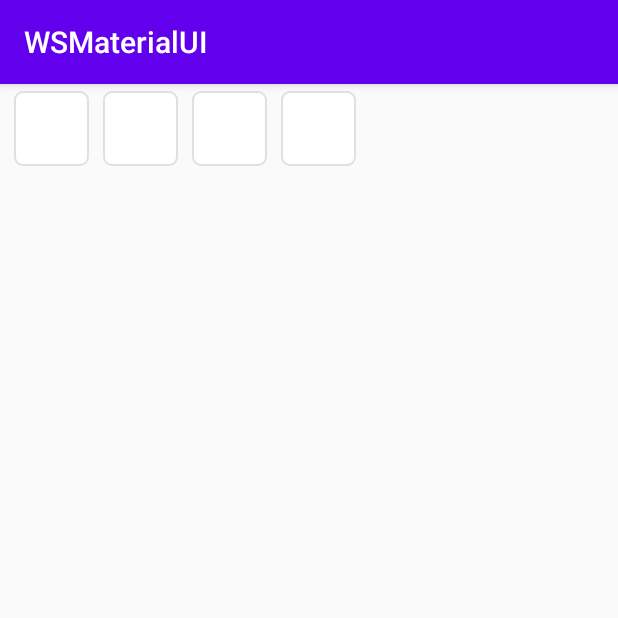
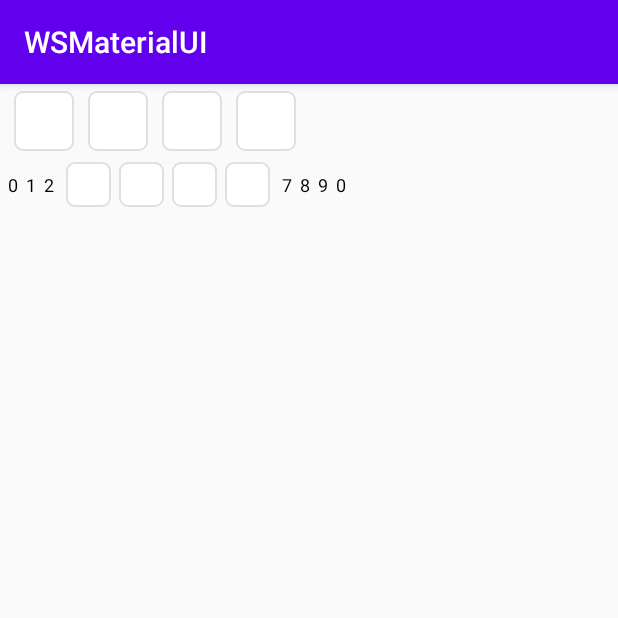
Before and after one commit to WeiShuaiDev/InputBoxView, an Android app: the screen it shows after launch (MainActivity), on a phone screen of 412 x 824 dp, the top half of it. Run offline under Robolectric (Android 15) with nearby library versions, the phone set to English and light mode, and no system bars.

Commit message:
优化手机号码输入

```diff
--- a/app/src/main/java/com/linwei/wsmaterialui/MainActivity.kt
+++ b/app/src/main/java/com/linwei/wsmaterialui/MainActivity.kt
@@ -5,6 +5,7 @@ import android.os.Bundle
 import android.view.View
 import android.widget.LinearLayout
 import com.linwei.inputboxview.enum.InputDataType
+import com.linwei.inputboxview.listener.OnInputDataStateListener
 import com.linwei.inputboxview.widget.InputBoxView
 import com.linwei.inputboxview.widget.TelephoneNumberView
 import kotlinx.android.synthetic.main.activity_main.*
@@ -15,6 +16,12 @@ class MainActivity : AppCompatActivity() {
         super.onCreate(savedInstanceState)
         setContentView(R.layout.activity_main)
 
+        mTNumberView.setTelephoneNumber("01234567890")
+        mTNumberView.setOnInputDataStateListener(object : OnInputDataStateListener {
+            override fun onInputState(isProper: Boolean) {
+                System.out.println("isProper" + isProper)
+            }
+        })
 
     }
 
@@ -35,6 +42,7 @@ class MainActivity : AppCompatActivity() {
             .setInputBoxType(InputDataType.NUMBER)
             .setInputBoxCursorVisible(true)
             .setInputBoxBackground(R.drawable.select_input_box_line_bg)
+            .setInputBoxTextColorId(R.color.colorInputBoxTextColor)
             .setInputBoxSpacing(30)
             .setInputBoxNumber(4)
             .setInputBoxWidth(120)
--- a/app/src/main/res/layout/activity_main.xml
+++ b/app/src/main/res/layout/activity_main.xml
@@ -17,25 +17,24 @@
         app:input_box_number="4"
         app:input_box_spacing="10dp"
         app:input_box_text_color="@color/colorInputBoxTextColor"
-        app:input_box_text_size="13sp"
+        app:input_box_text_size="8sp"
         app:input_box_type="number"
-        app:input_box_width="50dp" />
-
+        app:input_box_width="40dp" />
 
     <com.linwei.inputboxview.widget.TelephoneNumberView
-        android:layout_width="wrap_content"
+        android:id="@+id/mTNumberView"
+        android:layout_width="match_parent"
         android:layout_height="wrap_content"
-        android:gravity="center_horizontal"
         app:telephone_number_input_box_backgroud="@drawable/select_input_box_rim_bg"
         app:telephone_number_input_box_cursor_type="@drawable/shape_input_box_cursor"
         app:telephone_number_input_box_cursor_visible="false"
         app:telephone_number_input_box_end_index="7"
-        app:telephone_number_input_box_start_index="4"
+        app:telephone_number_input_box_start_index="3"
         app:telephone_number_input_box_text_color="@color/colorInputBoxTextColor"
-        app:telephone_number_input_box_text_size="13sp"
-        app:telephone_number_spacing="10dp"
+        app:telephone_number_input_box_text_size="8sp"
+        app:telephone_number_spacing="5dp"
         app:telephone_number_text_color="@color/colorInputBoxTextColor"
-        app:telephone_number_text_size="13sp"
-        app:telephone_number_width="50dp" />
+        app:telephone_number_text_size="8sp"
+        app:telephone_number_width="30dp" />
 
 </LinearLayout>
--- a/inputboxwidget/src/main/java/com/linwei/inputboxview/widget/InputBoxView.kt
+++ b/inputboxwidget/src/main/java/com/linwei/inputboxview/widget/InputBoxView.kt
@@ -399,8 +399,16 @@ class InputBoxView @JvmOverloads constructor(
         /**
          * 输入框文字颜色
          */
-        fun setInputBoxTextColor(@IdRes color: Int): Builder {
+        fun setInputBoxTextColorId(@IdRes color: Int): Builder {
             mInputBoxView.mInputBoxTextColor = context.color(color)
+            return this
+        }
+
+        /**
+         * 输入框文字颜色
+         */
+        fun setInputBoxTextColor(color: Int): Builder {
+            mInputBoxView.mInputBoxTextColor = color
             return this
         }
 
@@ -423,7 +431,7 @@ class InputBoxView @JvmOverloads constructor(
         /**
          * 光标样式
          */
-        fun setInputBoxCursorType(@IdRes type: Int): Builder {
+        fun setInputBoxCursorType( type: Int): Builder {
             mInputBoxView.mInputBoxCursorType = type
             return this
         }
@@ -442,7 +450,7 @@ class InputBoxView @JvmOverloads constructor(
         fun setInputBoxSpacing(spacing: Int): Builder {
             mInputBoxView.mInputBoxSpacing = spacing
 
-            mInputBoxView.mUseSpace = spacing > 0
+            mInputBoxView.mUseSpace = spacing >= 0
             return this
         }
 
--- a/inputboxwidget/src/main/java/com/linwei/inputboxview/widget/TelephoneNumberView.kt
+++ b/inputboxwidget/src/main/java/com/linwei/inputboxview/widget/TelephoneNumberView.kt
@@ -1,10 +1,11 @@
 package com.linwei.inputboxview.widget
 
+import android.annotation.SuppressLint
 import android.content.Context
 import android.text.Editable
 import android.util.AttributeSet
+import android.view.Gravity
 import android.widget.LinearLayout
-import android.widget.LinearLayout.LayoutParams
 import android.widget.TextView
 import androidx.annotation.IdRes
 import com.linwei.inputboxview.R
@@ -62,7 +63,6 @@ class TelephoneNumberView @JvmOverloads constructor(
     //输入框结束位置
     private var mInputBoxEndIndex: Int = 0
 
-    private var mMeasuredWidth: Int = 0
     private var mTelephoneNumber: String? = ""
     private var mTelephoneNumberSize: Int = 0
     private var mInputBoxSize: Int = 0
@@ -120,24 +120,22 @@ class TelephoneNumberView @JvmOverloads constructor(
 
         mInputBoxSpacing = typeArray.getDimensionPixelSize(
             R.styleable.TelephoneNumberView_telephone_number_spacing,
-            UIUtils.dp2px(context, 10f)
+            UIUtils.dp2px(context, 0f)
         )
 
         mInputBoxStartIndex =
-            typeArray.getDimension(
+            typeArray.getInteger(
                 R.styleable.TelephoneNumberView_telephone_number_input_box_start_index,
-                4f
-            ).toInt()
+                4
+            )
 
         mInputBoxEndIndex =
-            typeArray.getDimension(
+            typeArray.getInteger(
                 R.styleable.TelephoneNumberView_telephone_number_input_box_end_index,
-                7f
-            ).toInt()
+                8
+            )
 
         typeArray.recycle()
-
-        addChildViewToContainer()
 
     }
 
@@ -148,19 +146,18 @@ class TelephoneNumberView @JvmOverloads constructor(
     private fun addChildViewToContainer() {
         this.mInputBoxSize = fetchInputBoxNumber()
 
-        for (index: Int in 1..mInputBoxStartIndex) {
-            val childTextView = initChildTextView(index)
+        for (index: Int in 0 until mInputBoxStartIndex) {
+            val childTextView: TextView = initChildTextView(index)
             addView(childTextView)
         }
 
-        val childInputBoxView = initChildInputBoxView()
+        val childInputBoxView: InputBoxView = initChildInputBoxView()
         addView(childInputBoxView)
 
-        for (index: Int in mInputBoxEndIndex..mTelephoneNumberSize) {
-            val childTextView = initChildInputBoxView()
+        for (index: Int in mInputBoxEndIndex until mTelephoneNumberSize) {
+            val childTextView: TextView = initChildTextView(index)
             addView(childTextView)
         }
-
     }
 
     /**
@@ -168,10 +165,13 @@ class TelephoneNumberView @JvmOverloads constructor(
      * @param index [Int]
      * @return textView [TextView]
      */
+    @SuppressLint("ResourceAsColor")
     private fun initChildTextView(index: Int): TextView {
         return TextView(context).apply {
             layoutParams = fetchTextViewLayoutParams(index)
+            text = fetchNumberFromIndex(index)
             textSize = mTelephoneNumberTextSize
+            gravity = Gravity.CENTER
             setTextColor(mTelephoneNumberTextColor)
         }
     }
@@ -191,7 +191,7 @@ class TelephoneNumberView @JvmOverloads constructor(
             .setInputBoxType(InputDataType.NUMBER)
             .setInputBoxTextColor(mInputBoxTextColor)
             .setInputBoxCursorType(mInputBoxCursorType)
-            .setOnInputDataListener(TelephoneNumberView@ this)
+            .setOnInputDataListener(this)
             .build()
     }
 
@@ -203,7 +203,7 @@ class TelephoneNumberView @JvmOverloads constructor(
         if (mInputBoxEndIndex <= mInputBoxStartIndex) {
             throw ArithmeticException("The start position of the input box must be greater than the end position")
         }
-        return mInputBoxStartIndex - mInputBoxEndIndex
+        return mInputBoxEndIndex - mInputBoxStartIndex
     }
 
     /**
@@ -213,7 +213,7 @@ class TelephoneNumberView @JvmOverloads constructor(
      */
     private fun fetchTextViewLayoutParams(index: Int): LayoutParams? {
 
-        val layoutParams = LayoutParams(mTelephoneNumberWidth, mTelephoneNumberWidth)
+        val layoutParams = LayoutParams(LayoutParams.WRAP_CONTENT, LayoutParams.WRAP_CONTENT)
 
         if (mInputBoxSpacing > 0) {
             layoutParams.setMargins(
@@ -222,6 +222,7 @@ class TelephoneNumberView @JvmOverloads constructor(
                 mInputBoxSpacing / (if (index == mTelephoneNumberSize - 1) 1 else 2),
                 mInputBoxSpacing / 2
             )
+            layoutParams.gravity = Gravity.CENTER
         }
 
         return layoutParams
@@ -232,11 +233,16 @@ class TelephoneNumberView @JvmOverloads constructor(
      * 设置电话号码 [telephoneNumber] 数据，并刷新界面
      * @param telephoneNumber [String] 手机号
      */
-    fun setTelephoneNumber(telephoneNumber: String?) {
-        if (telephoneNumber.isNullOrEmpty()) {
+    fun setTelephoneNumber(telephoneNumber: String) {
+        if (telephoneNumber.isNotEmpty()) {
             this.mTelephoneNumber = telephoneNumber
-            this.mTelephoneNumberSize = telephoneNumber?.length ?: 0
+            this.mTelephoneNumberSize = telephoneNumber.length
         }
+
+        if (childCount > 0)
+            removeAllViews()
+
+        addChildViewToContainer()
     }
 
     private var mListener: OnInputDataStateListener? = null
@@ -245,9 +251,7 @@ class TelephoneNumberView @JvmOverloads constructor(
     }
 
     override fun onTextChange(view: Editable?, content: String?) {
-        TODO("not implemented") //To change body of created functions use File | Settings | File Templates.
     }
-
 
     override fun onComplete(view: Editable?, content: String?) {
         checkStateFromTelephone(content).let {
@@ -258,18 +262,46 @@ class TelephoneNumberView @JvmOverloads constructor(
     /**
      * 根据用户输入数据 [inputData]，跟原来手机号号码 [mTelephoneNumber] 进行比较，来确定数据正确性。
      * 根据 [mInputBoxStartIndex]、[mInputBoxEndIndex] 截取手机号信息
-     * 注意，这里角标是从 `1` 开始。
+     * 注意，这里角标是从 `0` 开始。
      * @param inputData [String]
+     * @return [Boolean] true:输入数据匹配正确。 false:输入数据匹配错误。
      */
     private fun checkStateFromTelephone(inputData: String?): Boolean {
         if (mTelephoneNumber.isNullOrEmpty()) {
             throw NullPointerException("mTelephoneNumber Field is empty, Please enter the phone number！")
         }
-        val checkData = mTelephoneNumber?.substring(mInputBoxStartIndex - 1, mInputBoxEndIndex + 1)
+        val checkData: String =
+            mTelephoneNumber!!.substring(mInputBoxStartIndex, mInputBoxEndIndex)
 
-        if (checkData.isNullOrEmpty() && checkData == inputData) {
+        if (checkData.isNotEmpty() && checkData == inputData) {
             return true
         }
+        return false
+    }
+
+    /**
+     * 根据参数 `index` 角标,在 [mTelephoneNumber] 数据中根据 [index] 获取字符数据
+     * @param index [Int] 角标
+     * @return [String] 字符
+     */
+    private fun fetchNumberFromIndex(index: Int): String {
+        if (mTelephoneNumber.isNullOrEmpty()) return ""
+        if (checkIndexFromTelephone(index)) {
+            return mTelephoneNumber?.get(index).toString()
+        }
+
+        return ""
+    }
+
+    /**
+     * 根据参数 `index` 角标，判断是否在 [mTelephoneNumber] 手机号范围内
+     * @param index [Int] 角标
+     * @return [Boolean] true:角标没有越界。 false:角标出现越界。
+     */
+    private fun checkIndexFromTelephone(index: Int): Boolean {
+        if (mTelephoneNumber.isNullOrEmpty()) return false
+
+        if (index in mTelephoneNumber!!.indices) return true
         return false
     }
 
@@ -287,7 +319,15 @@ class TelephoneNumberView @JvmOverloads constructor(
         /**
          * 输入框文字颜色
          */
-        fun setInputBoxTextColor(@IdRes color: Int): Builder {
+        fun setInputBoxTextColor(color: Int): Builder {
+            mTelephoneNumberView.mInputBoxTextColor = color
+            return this
+        }
+
+        /**
+         * 输入框文字颜色
+         */
+        fun setInputBoxTextColorId(@IdRes color: Int): Builder {
             mTelephoneNumberView.mInputBoxTextColor = context.color(color)
             return this
         }
@@ -295,7 +335,15 @@ class TelephoneNumberView @JvmOverloads constructor(
         /**
          * 文字颜色
          */
-        fun setTelephoneNumberTextColor(@IdRes color: Int): Builder {
+        fun setTelephoneNumberTextColor(color: Int): Builder {
+            mTelephoneNumberView.mTelephoneNumberTextColor = color
+            return this
+        }
+
+        /**
+         * 文字颜色
+         */
+        fun setTelephoneNumberTextColorId(@IdRes color: Int): Builder {
             mTelephoneNumberView.mTelephoneNumberTextColor = context.color(color)
             return this
         }
@@ -378,10 +426,6 @@ class TelephoneNumberView @JvmOverloads constructor(
         }
 
         fun build(): TelephoneNumberView {
-            if (mTelephoneNumberView.childCount > 0)
-                mTelephoneNumberView.removeAllViews()
-
-            mTelephoneNumberView.addChildViewToContainer()
             return mTelephoneNumberView
         }
     }
--- a/inputboxwidget/src/main/res/values/attrs.xml
+++ b/inputboxwidget/src/main/res/values/attrs.xml
@@ -53,10 +53,10 @@
         <attr name="telephone_number_spacing" format="dimension|reference" />
 
         <!--输入框起始位置-->
-        <attr name="telephone_number_input_box_start_index" format="dimension|reference" />
+        <attr name="telephone_number_input_box_start_index" format="integer"/>
 
         <!--输入框结束位置-->
-        <attr name="telephone_number_input_box_end_index" format="dimension|reference" />
+        <attr name="telephone_number_input_box_end_index" format="integer" />
     </declare-styleable>
 
 </resources>
```
